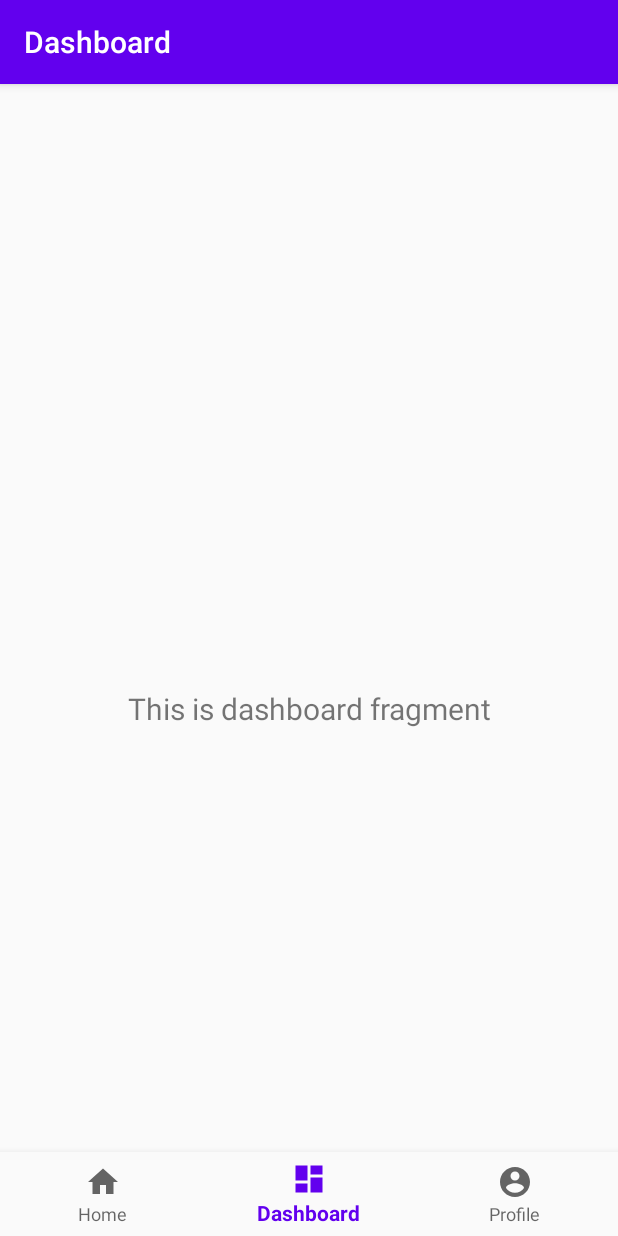
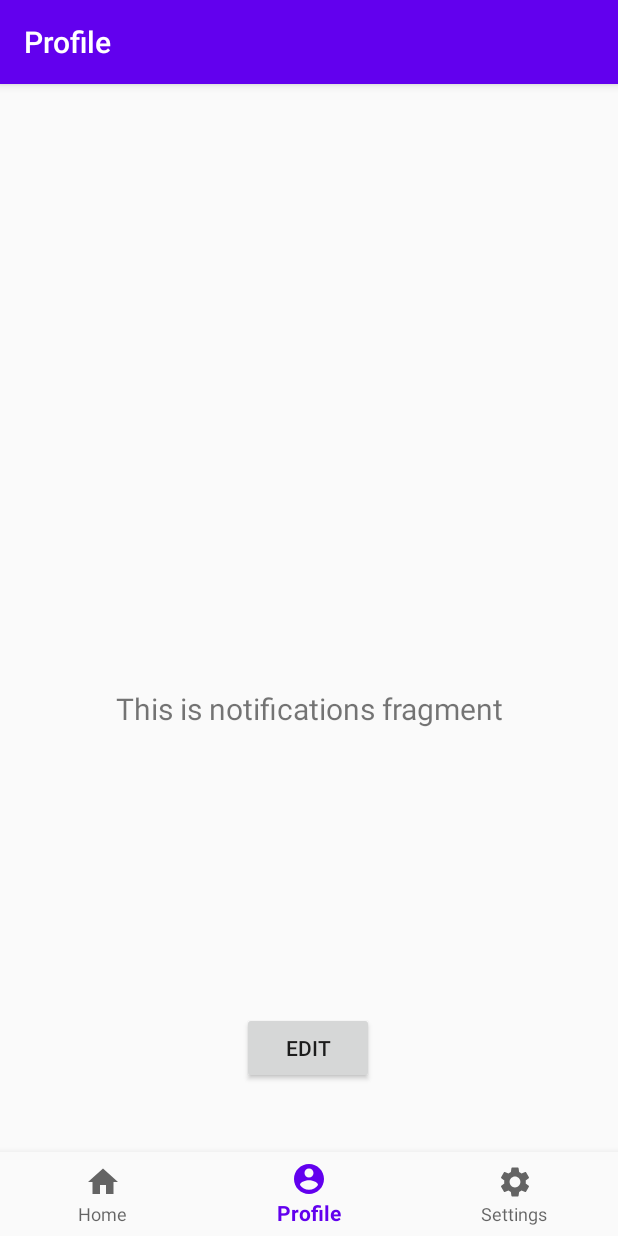
Before and after one commit to evasga98/MyHeartFitness, an Android app: the screen it shows after launch (MainActivity), item 2 of the bottom bar chosen, on a phone screen of 412 x 824 dp. Run offline under Robolectric (Android 15) with nearby library versions, the phone set to English and light mode, and no system bars; our stand-ins replace navigation-ui.

Commit message:
changes in app view

```diff
--- a/app/src/main/java/com/myhearfitness/app/MainActivity.java
+++ b/app/src/main/java/com/myhearfitness/app/MainActivity.java
@@ -10,9 +10,6 @@ import androidx.navigation.ui.NavigationUI;
 
 import com.google.android.material.bottomnavigation.BottomNavigationView;
 
-import java.util.ArrayList;
-import java.util.List;
-
 public class MainActivity extends AppCompatActivity {
 
     @Override
@@ -23,23 +20,12 @@ public class MainActivity extends AppCompatActivity {
         // Passing each menu ID as a set of Ids because each
         // menu should be considered as top level destinations.
         AppBarConfiguration appBarConfiguration = new AppBarConfiguration.Builder(
-                R.id.navigation_home, R.id.navigation_dashboard, R.id.navigation_notifications)
+                R.id.navigation_home, R.id.navigation_profile, R.id.navigation_settings)
                 .build();
         NavController navController = Navigation.findNavController(this, R.id.nav_host_fragment);
         NavigationUI.setupActionBarWithNavController(this, navController, appBarConfiguration);
         NavigationUI.setupWithNavController(navView, navController);
 
-        int w = 30;
-        List<Integer> RR = new ArrayList<Integer>();
-        RR.add(1);
-        RR.add(2);
-        RR.add(3);
-
-        List<Integer> D = new ArrayList<Integer>();
-        D.add(0);
-        D.add(0);
-        D.add(0);
-
     }
 
 }
--- a/app/src/main/java/com/myhearfitness/app/ui/dashboard/DashboardFragment.java
+++ /dev/null
@@ -1,35 +0,0 @@
-package com.myhearfitness.app.ui.dashboard;
-
-import android.os.Bundle;
-import android.view.LayoutInflater;
-import android.view.View;
-import android.view.ViewGroup;
-import android.widget.TextView;
-
-import androidx.annotation.NonNull;
-import androidx.annotation.Nullable;
-import androidx.fragment.app.Fragment;
-import androidx.lifecycle.Observer;
-import androidx.lifecycle.ViewModelProviders;
-
-import com.myhearfitness.app.R;
-
-public class DashboardFragment extends Fragment {
-
-    private DashboardViewModel dashboardViewModel;
-
-    public View onCreateView(@NonNull LayoutInflater inflater,
-                             ViewGroup container, Bundle savedInstanceState) {
-        dashboardViewModel =
-                ViewModelProviders.of(this).get(DashboardViewModel.class);
-        View root = inflater.inflate(R.layout.fragment_dashboard, container, false);
-        final TextView textView = root.findViewById(R.id.text_dashboard);
-        dashboardViewModel.getText().observe(getViewLifecycleOwner(), new Observer<String>() {
-            @Override
-            public void onChanged(@Nullable String s) {
-                textView.setText(s);
-            }
-        });
-        return root;
-    }
-}
--- a/app/src/main/java/com/myhearfitness/app/ui/profile/EditProfileViewModel.java
+++ /dev/null
@@ -1,19 +0,0 @@
-package com.myhearfitness.app.ui.profile;
-
-import androidx.lifecycle.LiveData;
-import androidx.lifecycle.MutableLiveData;
-import androidx.lifecycle.ViewModel;
-
-public class EditProfileViewModel extends ViewModel {
-
-    private MutableLiveData<String> mText;
-
-    public EditProfileViewModel() {
-        mText = new MutableLiveData<>();
-        //mText.setValue("This is edit profile fragment");
-    }
-
-    public LiveData<String> getText() {
-        return mText;
-    }
-}
--- a/app/src/main/java/com/myhearfitness/app/ui/profile/ProfileFragment.java
+++ b/app/src/main/java/com/myhearfitness/app/ui/profile/ProfileFragment.java
@@ -15,6 +15,7 @@ import androidx.lifecycle.Observer;
 import androidx.lifecycle.ViewModelProviders;
 
 import com.myhearfitness.app.R;
+import com.myhearfitness.app.ui.settings.SettingsFragment;
 
 public class ProfileFragment extends Fragment {
 
@@ -39,7 +40,7 @@ public class ProfileFragment extends Fragment {
             public void onClick(View v) {
 
                 FragmentTransaction transaction = getFragmentManager().beginTransaction();
-                transaction.replace(R.id.nav_host_fragment, new EditProfileFragment());
+                transaction.replace(R.id.nav_host_fragment, new SettingsFragment());
                 transaction.addToBackStack(null);
                 transaction.commit();
 
--- a/app/src/main/java/com/myhearfitness/app/ui/profile/EditProfileFragment.java
+++ b/app/src/main/java/com/myhearfitness/app/ui/settings/SettingsFragment.java
@@ -1,4 +1,4 @@
-package com.myhearfitness.app.ui.profile;
+package com.myhearfitness.app.ui.settings;
 
 import android.os.Bundle;
 import android.text.TextUtils;
@@ -17,24 +17,24 @@ import androidx.lifecycle.ViewModelProviders;
 
 import com.myhearfitness.app.R;
 
-public class EditProfileFragment extends Fragment {
+public class SettingsFragment extends Fragment {
 
     EditText firstName;
     EditText lastName;
 
     Button register;
 
-    private EditProfileViewModel editProfileViewModel;
+    private SettingsViewModel settingsViewModel;
 
 
 
     public View onCreateView(@NonNull LayoutInflater inflater,
                              ViewGroup container, Bundle savedInstanceState) {
-        editProfileViewModel =
-                ViewModelProviders.of(this).get(EditProfileViewModel.class);
-        View root = inflater.inflate(R.layout.fragment_edit_profile, container, false);
+        settingsViewModel =
+                ViewModelProviders.of(this).get(SettingsViewModel.class);
+        View root = inflater.inflate(R.layout.fragment_settings, container, false);
         final TextView textView = root.findViewById(R.id.text_edit);
-        editProfileViewModel.getText().observe(getViewLifecycleOwner(), new Observer<String>() {
+        settingsViewModel.getText().observe(getViewLifecycleOwner(), new Observer<String>() {
             @Override
             public void onChanged(@Nullable String s) {
                 textView.setText(s);
--- a/app/src/main/java/com/myhearfitness/app/ui/dashboard/DashboardViewModel.java
+++ b/app/src/main/java/com/myhearfitness/app/ui/settings/SettingsViewModel.java
@@ -1,16 +1,16 @@
-package com.myhearfitness.app.ui.dashboard;
+package com.myhearfitness.app.ui.settings;
 
 import androidx.lifecycle.LiveData;
 import androidx.lifecycle.MutableLiveData;
 import androidx.lifecycle.ViewModel;
 
-public class DashboardViewModel extends ViewModel {
+public class SettingsViewModel extends ViewModel {
 
     private MutableLiveData<String> mText;
 
-    public DashboardViewModel() {
+    public SettingsViewModel() {
         mText = new MutableLiveData<>();
-        mText.setValue("This is dashboard fragment");
+        //mText.setValue("This is edit profile fragment");
     }
 
     public LiveData<String> getText() {
--- /dev/null
+++ b/app/src/main/res/drawable/ic_settings.xml
@@ -0,0 +1,9 @@
+<vector xmlns:android="http://schemas.android.com/apk/res/android"
+    android:width="24dp"
+    android:height="24dp"
+    android:viewportWidth="24"
+    android:viewportHeight="24">
+  <path
+      android:fillColor="#000"
+      android:pathData="M19.14,12.94c0.04,-0.3 0.06,-0.61 0.06,-0.94c0,-0.32 -0.02,-0.64 -0.07,-0.94l2.03,-1.58c0.18,-0.14 0.23,-0.41 0.12,-0.61l-1.92,-3.32c-0.12,-0.22 -0.37,-0.29 -0.59,-0.22l-2.39,0.96c-0.5,-0.38 -1.03,-0.7 -1.62,-0.94L14.4,2.81c-0.04,-0.24 -0.24,-0.41 -0.48,-0.41h-3.84c-0.24,0 -0.43,0.17 -0.47,0.41L9.25,5.35C8.66,5.59 8.12,5.92 7.63,6.29L5.24,5.33c-0.22,-0.08 -0.47,0 -0.59,0.22L2.74,8.87C2.62,9.08 2.66,9.34 2.86,9.48l2.03,1.58C4.84,11.36 4.8,11.69 4.8,12s0.02,0.64 0.07,0.94l-2.03,1.58c-0.18,0.14 -0.23,0.41 -0.12,0.61l1.92,3.32c0.12,0.22 0.37,0.29 0.59,0.22l2.39,-0.96c0.5,0.38 1.03,0.7 1.62,0.94l0.36,2.54c0.05,0.24 0.24,0.41 0.48,0.41h3.84c0.24,0 0.44,-0.17 0.47,-0.41l0.36,-2.54c0.59,-0.24 1.13,-0.56 1.62,-0.94l2.39,0.96c0.22,0.08 0.47,0 0.59,-0.22l1.92,-3.32c0.12,-0.22 0.07,-0.47 -0.12,-0.61L19.14,12.94zM12,15.6c-1.98,0 -3.6,-1.62 -3.6,-3.6s1.62,-3.6 3.6,-3.6s3.6,1.62 3.6,3.6S13.98,15.6 12,15.6z"/>
+</vector>
--- a/app/src/main/res/layout/fragment_dashboard.xml
+++ /dev/null
@@ -1,22 +0,0 @@
-<?xml version="1.0" encoding="utf-8"?>
-<androidx.constraintlayout.widget.ConstraintLayout xmlns:android="http://schemas.android.com/apk/res/android"
-    xmlns:app="http://schemas.android.com/apk/res-auto"
-    xmlns:tools="http://schemas.android.com/tools"
-    android:layout_width="match_parent"
-    android:layout_height="match_parent"
-    tools:context=".ui.dashboard.DashboardFragment">
-
-    <TextView
-        android:id="@+id/text_dashboard"
-        android:layout_width="match_parent"
-        android:layout_height="wrap_content"
-        android:layout_marginStart="8dp"
-        android:layout_marginTop="8dp"
-        android:layout_marginEnd="8dp"
-        android:textAlignment="center"
-        android:textSize="20sp"
-        app:layout_constraintBottom_toBottomOf="parent"
-        app:layout_constraintEnd_toEndOf="parent"
-        app:layout_constraintStart_toStartOf="parent"
-        app:layout_constraintTop_toTopOf="parent" />
-</androidx.constraintlayout.widget.ConstraintLayout>
--- a/app/src/main/res/layout/fragment_edit_profile.xml
+++ b/app/src/main/res/layout/fragment_settings.xml
@@ -4,7 +4,7 @@
     xmlns:tools="http://schemas.android.com/tools"
     android:layout_width="match_parent"
     android:layout_height="match_parent"
-    tools:context=".ui.profile.EditProfileFragment">
+    tools:context=".ui.settings.SettingsFragment">
 
     <EditText
         android:id="@+id/firstName"
@@ -52,7 +52,8 @@
         android:textAlignment="center"
         android:textSize="20sp"
         app:layout_constraintStart_toStartOf="parent"
-        app:layout_constraintTop_toTopOf="parent" />
+        app:layout_constraintTop_toTopOf="parent"
+        android:gravity="center_horizontal" />
 
     <Button
         android:id="@+id/save"
--- a/app/src/main/res/menu/bottom_nav_menu.xml
+++ b/app/src/main/res/menu/bottom_nav_menu.xml
@@ -7,13 +7,13 @@
         android:title="@string/title_home" />
 
     <item
-        android:id="@+id/navigation_dashboard"
-        android:icon="@drawable/ic_dashboard_black_24dp"
-        android:title="@string/title_dashboard" />
-
-    <item
-        android:id="@+id/navigation_notifications"
+        android:id="@+id/navigation_profile"
         android:icon="@drawable/ic_profile"
         android:title="Profile" />
 
+    <item
+        android:id="@+id/navigation_settings"
+        android:icon="@drawable/ic_settings"
+        android:title="Settings" />
+
 </menu>
--- a/app/src/main/res/navigation/mobile_navigation.xml
+++ b/app/src/main/res/navigation/mobile_navigation.xml
@@ -12,14 +12,14 @@
         tools:layout="@layout/fragment_home" />
 
     <fragment
-        android:id="@+id/navigation_dashboard"
-        android:name="com.myhearfitness.app.ui.dashboard.DashboardFragment"
-        android:label="@string/title_dashboard"
-        tools:layout="@layout/fragment_dashboard" />
-
-    <fragment
-        android:id="@+id/navigation_notifications"
+        android:id="@+id/navigation_profile"
         android:name="com.myhearfitness.app.ui.profile.ProfileFragment"
         android:label="Profile"
         tools:layout="@layout/fragment_profile" />
+
+    <fragment
+        android:id="@+id/navigation_settings"
+        android:name="com.myhearfitness.app.ui.settings.SettingsFragment"
+        android:label="Settings"
+        tools:layout="@layout/fragment_settings" />
 </navigation>
```
